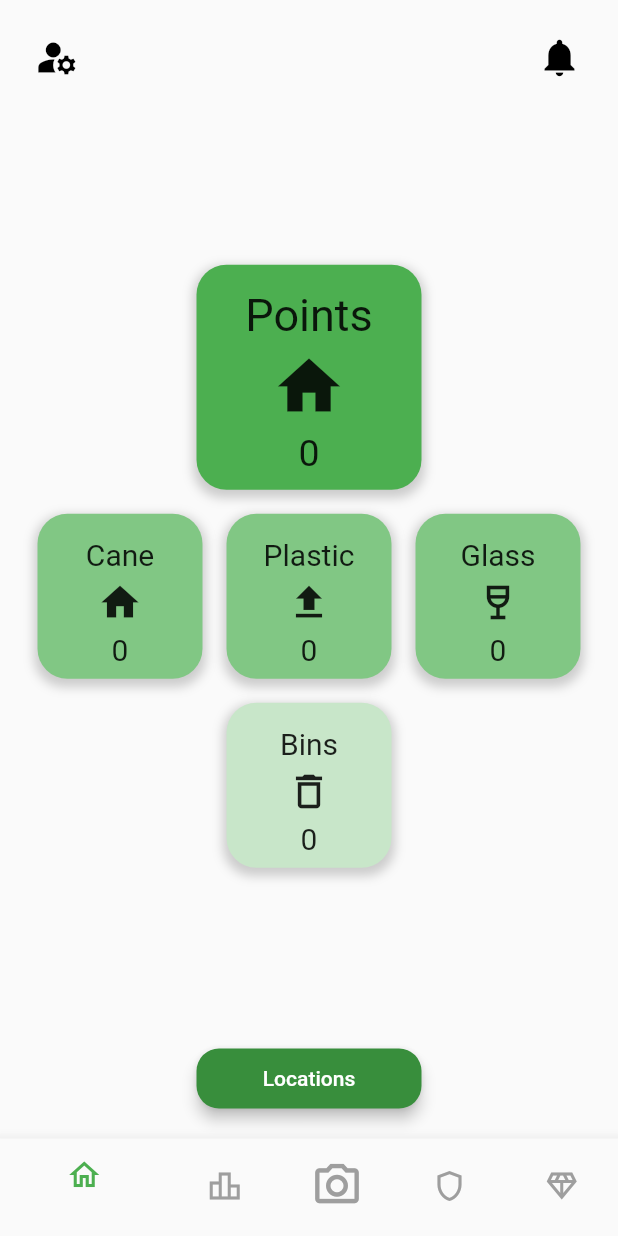
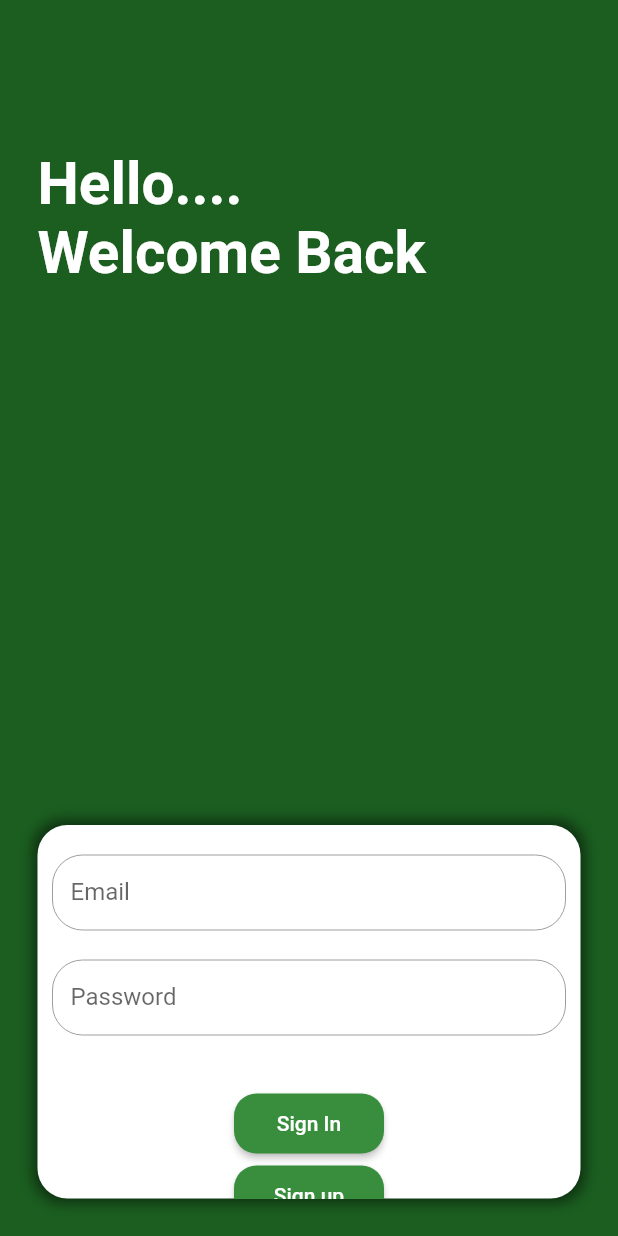
Before and after one commit to sandazz/waste_management_application, a Flutter app: the screen it shows after launch, on a phone screen of 412 x 824 dp. Run offline on Flutter 3.47's test engine with Material 2 defaults, Android fonts, the phone set to English and light mode, and no system bars; our stand-ins replace cloud_firestore, firebase_auth, firebase_core; missing offline and left inert: flutter_barcode_scanner, mobile_scanner; accounts and stored records are empty.

Commit message:
SignIn and SignUp through firebase
need to validate
need to add message showing when sign up and sign in

```diff
--- /dev/null
+++ b/lib/login/login.dart
@@ -0,0 +1,149 @@
+import 'package:firebase_auth/firebase_auth.dart';
+import 'package:flutter/material.dart';
+import 'package:waste_management_app/login/register.dart';
+import 'package:waste_management_app/main.dart';
+
+class login extends StatefulWidget {
+  const login({super.key});
+
+  @override
+  State<login> createState() => _loginState();
+}
+
+class _loginState extends State<login> {
+  final emailController = TextEditingController();
+  final passwordController = TextEditingController();
+
+  @override
+  Widget build(BuildContext context) {
+    return Scaffold(
+      backgroundColor: Colors.green[900],
+      body: Stack(
+        children: [
+          Positioned(
+            top: 100,
+            left: 25,
+            child: Container(
+              child: Text(
+                "Hello.... \nWelcome Back",
+              style: TextStyle(
+                fontSize: 39,
+                fontWeight: FontWeight.w700,
+                color: Colors.white
+              ),
+            )
+            ),
+          ),
+          Positioned(
+            top: 550,
+            left: 25,
+            child: Container(
+                width: MediaQuery.of(context).size.width - 50, // Set the width of the container
+                height: MediaQuery.of(context).size.height - 575, // Set the height of the container
+                decoration: BoxDecoration(
+                  color: Colors.white, // Set the background color of the container
+                  borderRadius: BorderRadius.circular(20.0), // Set the border radius of the container
+                  boxShadow: [
+                    BoxShadow(
+                      color: Colors.black54.withOpacity(0.5),
+                      spreadRadius: 3.0,
+                      blurRadius: 7.0,
+                      offset: Offset(0, 0), // Adjust the shadow position as needed
+                    ),
+                  ],
+                ),
+                child: Stack(
+                  children: [
+                    Positioned(
+                      top: 20.0,
+                      left: 10.0,
+                      child: Container(
+                        width: MediaQuery.of(context).size.width - 70,
+                        height: 50.0,
+                        child: TextField(
+                          controller: emailController,
+                          decoration: const InputDecoration(
+                              labelText: 'Email',
+                              enabledBorder: OutlineInputBorder(
+                                borderRadius: BorderRadius.all(Radius.circular(20.0)),
+                                borderSide:
+                                BorderSide(color: Colors.grey, width: 0.0),
+                              ),
+                              border: OutlineInputBorder()),
+                          onChanged: (value) {
+                            // Handle the input value change
+                          },
+                        ),
+                      ),
+                    ),
+                    Positioned(
+                      top: 90.0,
+                      left: 10.0,
+                      child: Container(
+                        width: MediaQuery.of(context).size.width - 70,
+                        height: 50.0,
+                        child: TextField(
+                          controller: passwordController,
+                          decoration: const InputDecoration(
+                              labelText: 'Password',
+                              enabledBorder: OutlineInputBorder(
+                                borderRadius: BorderRadius.all(Radius.circular(20.0)),
+                                borderSide:
+                                BorderSide(color: Colors.grey, width: 0.0),
+                              ),
+                              border: OutlineInputBorder()),
+                          onChanged: (value) {
+                            // Handle the input value change
+                          },
+                        ),
+                      ),
+                    ),
+                    Positioned(
+                      top: 175,
+                      left: MediaQuery.of(context).size.width/2 - 75,
+                      child: Column(
+                        children: [
+                            ElevatedButton(
+                              onPressed: () {
+                                FirebaseAuth.instance.signInWithEmailAndPassword(
+                                  email: emailController.text.trim(),
+                                  password: passwordController.text.trim(),
+                                );
+                              },
+                              style: ElevatedButton.styleFrom(
+                                minimumSize: Size(100.0, 40.0),
+                                primary: Colors.green[700], // Set the desired button color
+                                shape: RoundedRectangleBorder(
+                                  borderRadius: BorderRadius.circular(15.0), // Set the desired border radius
+                                ),
+                              ),
+                              child: Text('Sign In'),
+                            ),
+                          ElevatedButton(
+                              onPressed: () {
+                                Navigator.push(
+                                  context,
+                                  MaterialPageRoute(builder: (context) => Register()), // Replace SecondPage with your desired destination page
+                                );
+                              },
+                              style: ElevatedButton.styleFrom(
+                                minimumSize: Size(100.0, 40.0),
+                                primary: Colors.green[700], // Set the desired button color
+                                shape: RoundedRectangleBorder(
+                                  borderRadius: BorderRadius.circular(15.0), // Set the desired border radius
+                                ),
+                              ),
+                              child: Text('Sign up'),
+                            ),
+                        ],
+                      ),
+                    ),
+                  ],
+                )
+            ),
+          ),
+        ],
+      ),
+    );
+  }
+}
--- a/lib/main.dart
+++ b/lib/main.dart
@@ -1,4 +1,8 @@
+import 'package:firebase_auth/firebase_auth.dart';
+import 'package:firebase_core/firebase_core.dart';
 import 'package:flutter/material.dart';
+import 'package:waste_management_app/login/login.dart';
+import 'package:waste_management_app/login/register.dart';
 import 'package:waste_management_app/pages/Home.dart';
 import 'package:waste_management_app/pages/LeaderBoard.dart';
 import 'package:waste_management_app/pages/Camera.dart';
@@ -9,9 +13,40 @@ import 'pages/Account.dart';
 
 String name = '' ;
 
-void main() => runApp(MaterialApp(
-  home: BottomNavigationExample(),
-));
+void main() async{
+  WidgetsFlutterBinding.ensureInitialized();
+    await Firebase.initializeApp();
+  runApp(MaterialApp(
+      home: App(),
+    )
+  );
+}
+
+class App extends StatefulWidget {
+  const App({super.key});
+
+  @override
+  State<App> createState() => _AppState();
+}
+
+class _AppState extends State<App> {
+  @override
+
+
+  Widget build(BuildContext context) {
+    return StreamBuilder<User?>(
+        stream: FirebaseAuth.instance.authStateChanges(),
+        builder: (context,snapshot){
+          if(snapshot.hasData){
+            return BottomNavigationExample();
+          }else{
+            return const login();
+          }
+        },
+      );
+  }
+}
+
 
 class BottomNavigationExample extends StatefulWidget {
   @override
@@ -66,7 +101,7 @@ class _BottomNavigationExampleState extends State<BottomNavigationExample> {
                 size: 30.0,
               ),
               onPressed: () {
-                // Handle second action icon press
+                FirebaseAuth.instance.signOut();
               },
             ),
           ),
--- a/pubspec.yaml
+++ b/pubspec.yaml
@@ -39,6 +39,10 @@ dependencies:
   mobile_scanner: ^3.2.0
   flutter_barcode_scanner: ^2.0.0
   eva_icons_flutter: ^3.1.0
+  firebase_core: ^2.14.0
+  firebase_auth: ^4.6.3
+  cloud_firestore: ^4.8.1
+  firebase_database: ^10.2.3
 
 dev_dependencies:
   flutter_test:
```
Also changed, not shown: lib/login/register.dart (added, +269 -0 lines), pubspec.lock, 6 other files.
